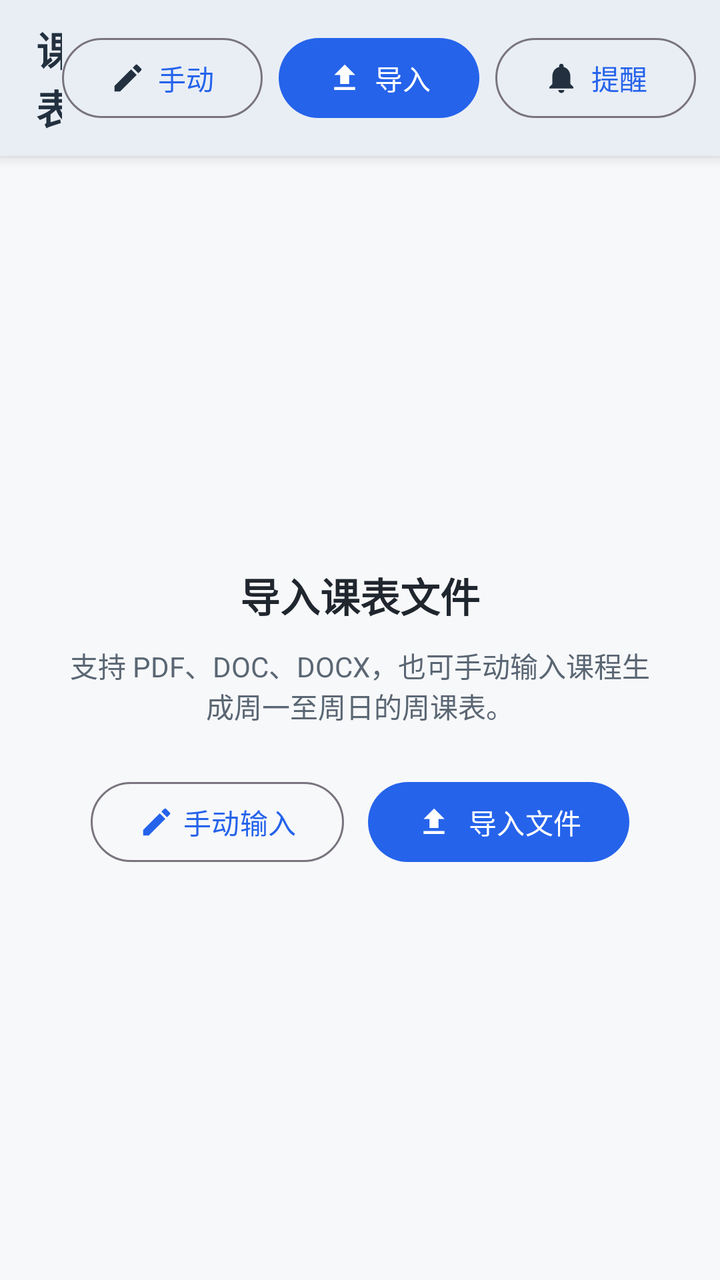
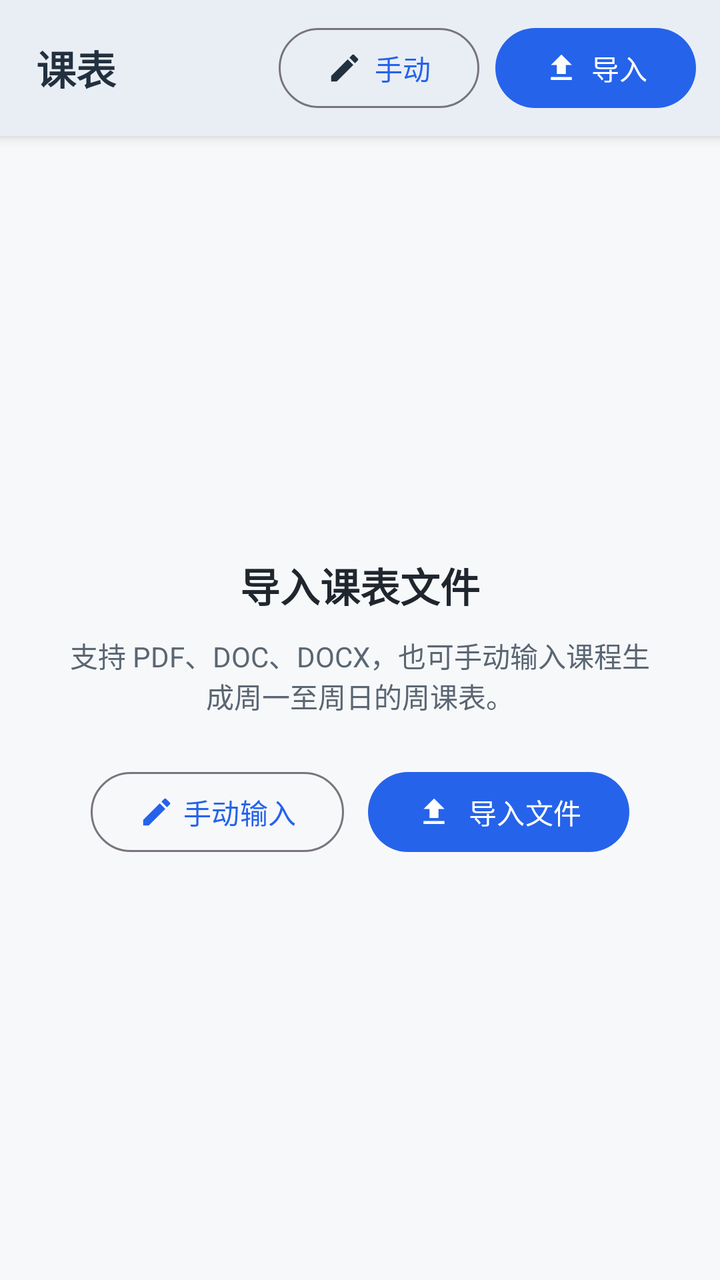

An Android layout rendered at two revisions. The XML below is the earlier revision; the diff shows what the commit changed to produce the second picture.
<!-- AndroidManifest.xml: application theme Theme.Kebiao -->
<!-- res/layout/activity_main.xml -->
<?xml version="1.0" encoding="utf-8"?>
<LinearLayout xmlns:android="http://schemas.android.com/apk/res/android"
    xmlns:app="http://schemas.android.com/apk/res-auto"
    android:layout_width="match_parent"
    android:layout_height="match_parent"
    android:background="@color/pageBackground"
    android:orientation="vertical">

    <LinearLayout
        android:layout_width="match_parent"
        android:layout_height="wrap_content"
        android:background="@color/topBar"
        android:elevation="4dp"
        android:gravity="center_vertical"
        android:orientation="horizontal"
        android:paddingStart="18dp"
        android:paddingTop="10dp"
        android:paddingEnd="12dp"
        android:paddingBottom="10dp">

        <TextView
            android:layout_width="0dp"
            android:layout_height="wrap_content"
            android:layout_weight="1"
            android:text="@string/app_name"
            android:textColor="@color/topBarText"
            android:textSize="20sp"
            android:textStyle="bold" />

        <com.google.android.material.button.MaterialButton
            android:id="@+id/btnManual"
            style="@style/Widget.Material3.Button.OutlinedButton"
            android:layout_width="wrap_content"
            android:layout_height="wrap_content"
            android:minWidth="0dp"
            android:text="@string/manual_short"
            app:icon="@drawable/ic_manual"
            app:iconGravity="textStart"
            app:iconPadding="6dp"
            app:iconTint="@color/topBarText" />

        <com.google.android.material.button.MaterialButton
            android:id="@+id/btnImport"
            style="@style/Widget.Material3.Button"
            android:layout_width="wrap_content"
            android:layout_height="wrap_content"
            android:layout_marginStart="8dp"
            android:minWidth="0dp"
            android:text="@string/import_short"
            app:icon="@drawable/ic_import"
            app:iconGravity="textStart"
            app:iconPadding="6dp" />

        <com.google.android.material.button.MaterialButton
            android:id="@+id/btnRemind"
            style="@style/Widget.Material3.Button.OutlinedButton"
            android:layout_width="wrap_content"
            android:layout_height="wrap_content"
            android:layout_marginStart="8dp"
            android:minWidth="0dp"
            android:text="@string/reminder"
            app:icon="@drawable/ic_bell"
            app:iconGravity="textStart"
            app:iconPadding="6dp"
            app:iconTint="@color/topBarText" />

    </LinearLayout>

    <LinearLayout
        android:id="@+id/progressLayout"
        android:layout_width="match_parent"
        android:layout_height="wrap_content"
        android:gravity="center_vertical"
        android:orientation="horizontal"
        android:padding="16dp"
        android:visibility="gone">

        <ProgressBar
            android:id="@+id/progressBar"
            android:layout_width="28dp"
            android:layout_height="28dp" />

        <TextView
            android:id="@+id/progressText"
            android:layout_width="wrap_content"
            android:layout_height="wrap_content"
            android:layout_marginStart="14dp"
            android:textColor="@color/textPrimary"
            android:textSize="14sp" />

    </LinearLayout>

    <LinearLayout
        android:id="@+id/emptyLayout"
        android:layout_width="match_parent"
        android:layout_height="match_parent"
        android:gravity="center"
        android:orientation="vertical"
        android:padding="32dp">

        <TextView
            android:layout_width="wrap_content"
            android:layout_height="wrap_content"
            android:text="@string/empty_title"
            android:textColor="@color/textPrimary"
            android:textSize="20sp"
            android:textStyle="bold" />

        <TextView
            android:layout_width="wrap_content"
            android:layout_height="wrap_content"
            android:layout_marginTop="10dp"
            android:gravity="center"
            android:text="@string/empty_subtitle"
            android:textColor="@color/textSecondary"
            android:textSize="14sp" />

        <LinearLayout
            android:layout_width="wrap_content"
            android:layout_height="wrap_content"
            android:layout_marginTop="24dp"
            android:gravity="center"
            android:orientation="horizontal">

            <com.google.android.material.button.MaterialButton
                android:id="@+id/btnEmptyManual"
                style="@style/Widget.Material3.Button.OutlinedButton"
                android:layout_width="wrap_content"
                android:layout_height="wrap_content"
                android:minWidth="0dp"
                android:text="@string/manual_input"
                app:icon="@drawable/ic_manual"
                app:iconGravity="textStart" />

            <com.google.android.material.button.MaterialButton
                android:id="@+id/btnEmptyImport"
                android:layout_width="wrap_content"
                android:layout_height="wrap_content"
                android:layout_marginStart="12dp"
                android:text="@string/import_file"
                app:icon="@drawable/ic_import"
                app:iconGravity="textStart" />

        </LinearLayout>

    </LinearLayout>

    <ScrollView
        android:id="@+id/gridScroll"
        android:layout_width="match_parent"
        android:layout_height="0dp"
        android:layout_weight="1"
        android:fillViewport="true"
        android:scrollbars="vertical"
        android:visibility="gone">

        <HorizontalScrollView
            android:layout_width="match_parent"
            android:layout_height="wrap_content"
            android:scrollbars="horizontal">

            <com.example.kebiao.ui.TimetableView
                android:id="@+id/timetable"
                android:layout_width="wrap_content"
                android:layout_height="wrap_content" />

        </HorizontalScrollView>

    </ScrollView>

    <LinearLayout
        android:id="@+id/summaryBar"
        android:layout_width="match_parent"
        android:layout_height="wrap_content"
        android:background="@color/topBar"
        android:gravity="center_vertical"
        android:orientation="horizontal"
        android:paddingStart="12dp"
        android:paddingTop="4dp"
        android:paddingEnd="8dp"
        android:paddingBottom="4dp"
        android:visibility="gone">

        <TextView
            android:id="@+id/summaryText"
            android:layout_width="0dp"
            android:layout_height="wrap_content"
            android:layout_weight="1"
            android:textColor="@color/textSecondary"
            android:textSize="12sp" />

        <com.google.android.material.button.MaterialButton
            android:id="@+id/btnClear"
            style="@style/Widget.Material3.Button.TextButton"
            android:layout_width="wrap_content"
            android:layout_height="wrap_content"
            android:minWidth="0dp"
            android:text="@string/clear"
            android:visibility="gone" />

    </LinearLayout>

</LinearLayout>
<!-- resources referenced by this layout -->
<resources>
  <color name="pageBackground">#F7F8FA</color>
  <color name="textPrimary">#20262E</color>
  <color name="textSecondary">#5A6673</color>
  <color name="topBar">#E9EEF5</color>
  <color name="topBarText">#22303F</color>
  <!-- drawable ic_bell (drawable) -->
  <?xml version="1.0" encoding="utf-8"?>
  <vector xmlns:android="http://schemas.android.com/apk/res/android"
      android:width="20dp"
      android:height="20dp"
      android:viewportWidth="24"
      android:viewportHeight="24">
      <path
          android:fillColor="#FFFFFFFF"
          android:pathData="M12,22c1.1,0 2,-0.9 2,-2h-4c0,1.1 0.89,2 2,2zM18,16v-5c0,-3.07 -1.64,-5.64 -4.5,-6.32L13.5,4c0,-0.83 -0.67,-1.5 -1.5,-1.5s-1.5,0.67 -1.5,1.5v0.68C7.63,5.36 6,7.92 6,11v5l-2,2v1h16v-1l-2,-2z" />
  </vector>
  <!-- drawable ic_import (drawable) -->
  <?xml version="1.0" encoding="utf-8"?>
  <vector xmlns:android="http://schemas.android.com/apk/res/android"
      android:width="20dp"
      android:height="20dp"
      android:viewportWidth="24"
      android:viewportHeight="24">
      <path
          android:fillColor="#FFFFFFFF"
          android:pathData="M9,16h6v-6h4l-7,-7 -7,7h4zM5,18h14v2H5z" />
  </vector>
  <!-- drawable ic_manual (drawable) -->
  <?xml version="1.0" encoding="utf-8"?>
  <vector xmlns:android="http://schemas.android.com/apk/res/android"
      android:width="20dp"
      android:height="20dp"
      android:viewportWidth="24"
      android:viewportHeight="24">
      <path
          android:fillColor="#FFFFFFFF"
          android:pathData="M3,17.25V21h3.75L17.81,9.94l-3.75,-3.75L3,17.25zM20.71,7.04c0.39,-0.39 0.39,-1.02 0,-1.41l-2.34,-2.34c-0.39,-0.39 -1.02,-0.39 -1.41,0l-1.83,1.83 3.75,3.75 1.83,-1.83z" />
  </vector>
  <string name="app_name">课表</string>
  <string name="clear">清空</string>
  <string name="empty_subtitle">支持 PDF、DOC、DOCX，也可手动输入课程生成周一至周日的周课表。</string>
  <string name="empty_title">导入课表文件</string>
  <string name="import_file">导入文件</string>
  <string name="import_short">导入</string>
  <string name="manual_input">手动输入</string>
  <string name="manual_short">手动</string>
  <string name="reminder">提醒</string>
  <style name="Theme.Kebiao" parent="Theme.Material3.Light.NoActionBar">
          <item name="colorPrimary">@color/primary</item>
          <item name="colorPrimaryDark">@color/primaryDark</item>
          <item name="colorOnPrimary">#FFFFFF</item>
          <item name="android:statusBarColor">@color/topBar</item>
          <item name="android:windowLightStatusBar">true</item>
      </style>
  <color name="primary">#2563EB</color>
  <color name="primaryDark">#1D4ED8</color>
</resources>

<!-- the commit's change to res/layout/activity_main.xml (unified diff, before → after) -->
@@ -51,19 +51,6 @@
             app:iconGravity="textStart"
             app:iconPadding="6dp" />
 
-        <com.google.android.material.button.MaterialButton
-            android:id="@+id/btnRemind"
-            style="@style/Widget.Material3.Button.OutlinedButton"
-            android:layout_width="wrap_content"
-            android:layout_height="wrap_content"
-            android:layout_marginStart="8dp"
-            android:minWidth="0dp"
-            android:text="@string/reminder"
-            app:icon="@drawable/ic_bell"
-            app:iconGravity="textStart"
-            app:iconPadding="6dp"
-            app:iconTint="@color/topBarText" />
-
     </LinearLayout>
 
     <LinearLayout
@@ -190,6 +177,18 @@
             android:textSize="12sp" />
 
         <com.google.android.material.button.MaterialButton
+            android:id="@+id/btnRemindSummary"
+            style="@style/Widget.Material3.Button.TextButton"
+            android:layout_width="wrap_content"
+            android:layout_height="wrap_content"
+            android:minWidth="0dp"
+            android:text="@string/reminder"
+            app:icon="@drawable/ic_bell"
+            app:iconGravity="textStart"
+            app:iconPadding="4dp"
+            app:iconTint="@color/textSecondary" />
+
+        <com.google.android.material.button.MaterialButton
             android:id="@+id/btnClear"
             style="@style/Widget.Material3.Button.TextButton"
             android:layout_width="wrap_content"
